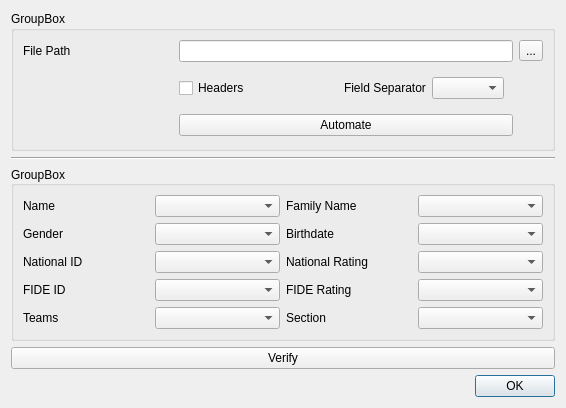
Above: src/forms/addgroupdialog.ui from SunWithIssues/ChessFerret before the change. Below: the same form after it.
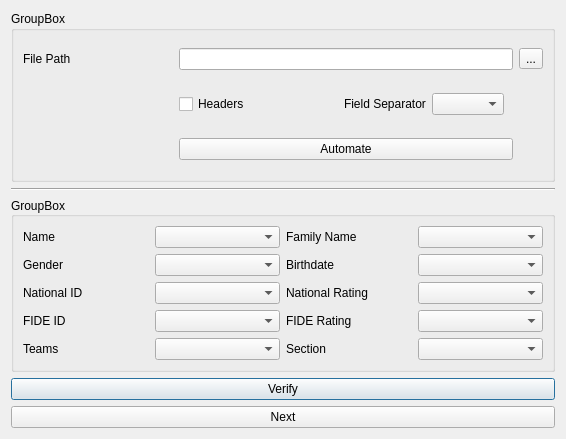
That is the form after the change.

Commit message: more code stubs + getter

```diff
--- a/src/forms/addgroupdialog.ui
+++ b/src/forms/addgroupdialog.ui
@@ -7,13 +7,20 @@
     <x>0</x>
     <y>0</y>
     <width>566</width>
-    <height>408</height>
+    <height>439</height>
    </rect>
   </property>
   <property name="windowTitle">
    <string>Dialog</string>
   </property>
   <layout class="QGridLayout" name="gridLayout_2">
+   <item row="1" column="0">
+    <widget class="QPushButton" name="verifyButton">
+     <property name="text">
+      <string>Verify</string>
+     </property>
+    </widget>
+   </item>
    <item row="0" column="0">
     <layout class="QGridLayout" name="gridLayout" columnstretch="0,0,0,0,0">
      <item row="3" column="0" colspan="5">
@@ -197,19 +204,9 @@
     </layout>
    </item>
    <item row="2" column="0">
-    <widget class="QDialogButtonBox" name="buttonBox">
-     <property name="orientation">
-      <enum>Qt::Orientation::Horizontal</enum>
-     </property>
-     <property name="standardButtons">
-      <set>QDialogButtonBox::StandardButton::Ok</set>
-     </property>
-    </widget>
-   </item>
-   <item row="1" column="0">
-    <widget class="QPushButton" name="verifyButton">
+    <widget class="QPushButton" name="nextButton">
      <property name="text">
-      <string>Verify</string>
+      <string>Next</string>
      </property>
     </widget>
    </item>
```
Left out of the diff: 35 changed lines with no effect on the pictures. The commit also changes 1 other file.
